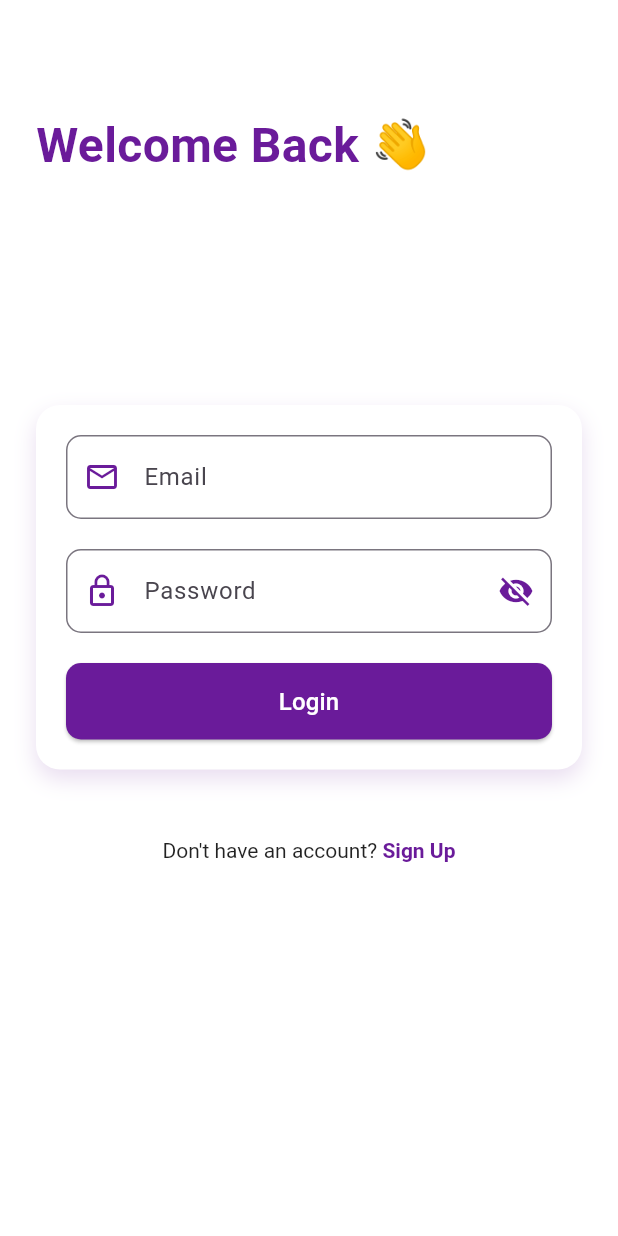
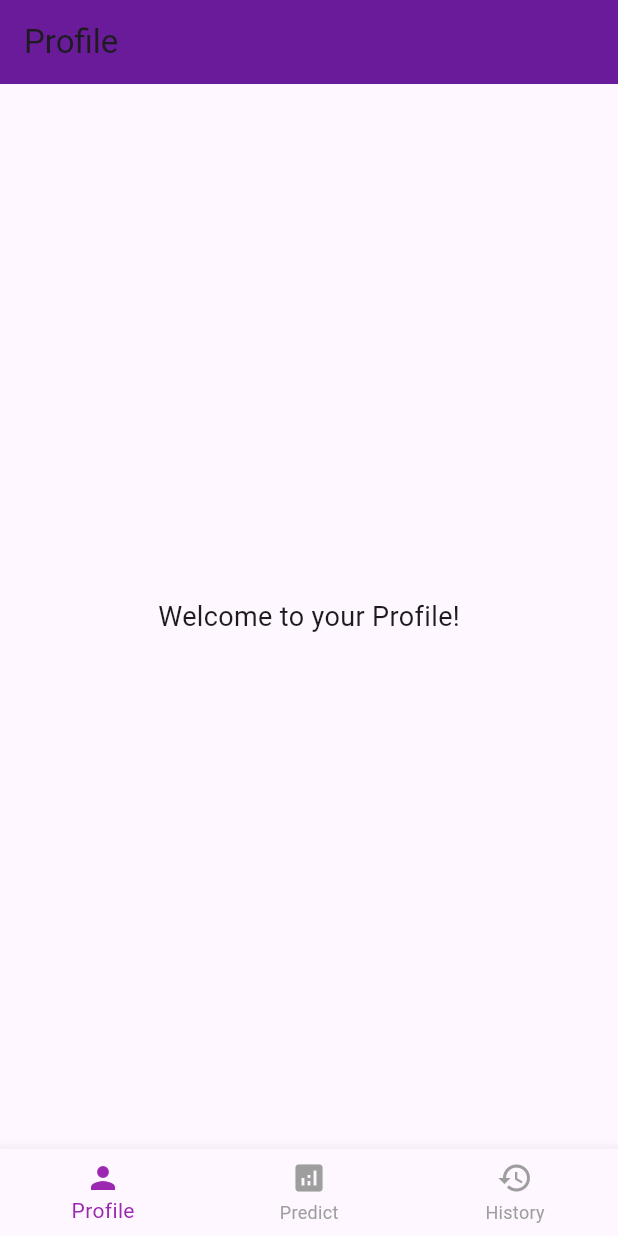
Before and after one commit to Godsaptarshifrtw/Raretrack, a Flutter app: the screen it shows after launch, on a phone screen of 412 x 824 dp. Run offline on Flutter 3.47's test engine with Material 3 defaults, Android fonts, the phone set to English and light mode, and no system bars.

Commit message:
home screen signup screen

```diff
--- a/lib/main.dart
+++ b/lib/main.dart
@@ -1,5 +1,7 @@
 import 'package:flutter/material.dart';
+import 'package:rare_disease_app/screens/home_screen.dart';
 import 'package:rare_disease_app/screens/login_screen.dart';
+import 'package:rare_disease_app/screens/signup_screen.dart';
 
 
 void main() {
@@ -18,7 +20,7 @@ class MyApp extends StatelessWidget {
         colorScheme: ColorScheme.fromSeed(seedColor: Colors.deepPurple),
         useMaterial3: true,
       ),
-      home:  LoginScreen(), // ✅ Use your external login screen here
+      home:  HomeScreen(), // ✅ Use your external login screen here
     );
   }
 }
--- /dev/null
+++ b/lib/screens/home_screen.dart
@@ -0,0 +1,118 @@
+import 'package:flutter/material.dart';
+
+void main() => runApp(const MyApp());
+
+class MyApp extends StatelessWidget {
+  const MyApp({super.key});
+
+  @override
+  Widget build(BuildContext context) {
+    return MaterialApp(
+      debugShowCheckedModeBanner: false,
+      home: const HomeScreen(),
+    );
+  }
+}
+
+class HomeScreen extends StatefulWidget {
+  const HomeScreen({super.key});
+
+  @override
+  State<HomeScreen> createState() => _HomeScreenState();
+}
+
+class _HomeScreenState extends State<HomeScreen> {
+  int _currentIndex = 0;
+
+  final List<Widget> _screens = const [
+    ProfileScreen(),
+    PredictionScreen(),
+    PredictionHistoryScreen(),
+  ];
+
+  final List<String> _titles = [
+    "Profile",
+    "Prediction",
+    "Prediction History",
+  ];
+
+  @override
+  Widget build(BuildContext context) {
+    return Scaffold(
+      appBar: AppBar(
+        title: Text(_titles[_currentIndex]),
+        backgroundColor: const Color(0xFF6A1B9A),
+      ),
+      body: _screens[_currentIndex],
+      bottomNavigationBar: BottomNavigationBar(
+        currentIndex: _currentIndex,
+        selectedItemColor: Colors.purple,
+        unselectedItemColor: Colors.grey,
+        onTap: (index) {
+          setState(() {
+            _currentIndex = index;
+          });
+        },
+        items: const [
+          BottomNavigationBarItem(
+            icon: Icon(Icons.person),
+            label: 'Profile',
+          ),
+          BottomNavigationBarItem(
+            icon: Icon(Icons.analytics),
+            label: 'Predict',
+          ),
+          BottomNavigationBarItem(
+            icon: Icon(Icons.history),
+            label: 'History',
+          ),
+        ],
+      ),
+    );
+  }
+}
+
+/// Profile Screen
+class ProfileScreen extends StatelessWidget {
+  const ProfileScreen({super.key});
+
+  @override
+  Widget build(BuildContext context) {
+    return const Center(
+      child: Text(
+        'Welcome to your Profile!',
+        style: TextStyle(fontSize: 18),
+      ),
+    );
+  }
+}
+
+/// Prediction Screen
+class PredictionScreen extends StatelessWidget {
+  const PredictionScreen({super.key});
+
+  @override
+  Widget build(BuildContext context) {
+    return const Center(
+      child: Text(
+        'Make your prediction here!',
+        style: TextStyle(fontSize: 18),
+      ),
+    );
+  }
+}
+
+/// Prediction History Screen
+class PredictionHistoryScreen extends StatelessWidget {
+  const PredictionHistoryScreen({super.key});
+
+  @override
+  Widget build(BuildContext context) {
+    return const Center(
+      child: Text(
+        'View your prediction history!',
+        style: TextStyle(fontSize: 18),
+      ),
+    );
+  }
+}
```
Also changed, not shown: lib/screens/signup_screen.dart (added, +212 -0 lines).
